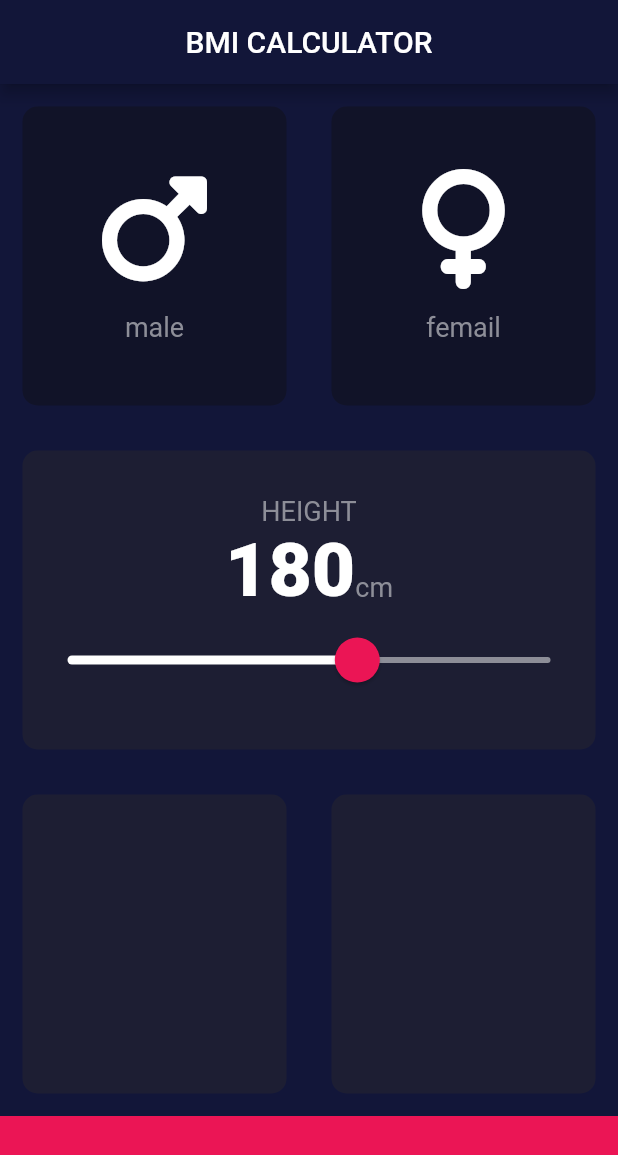
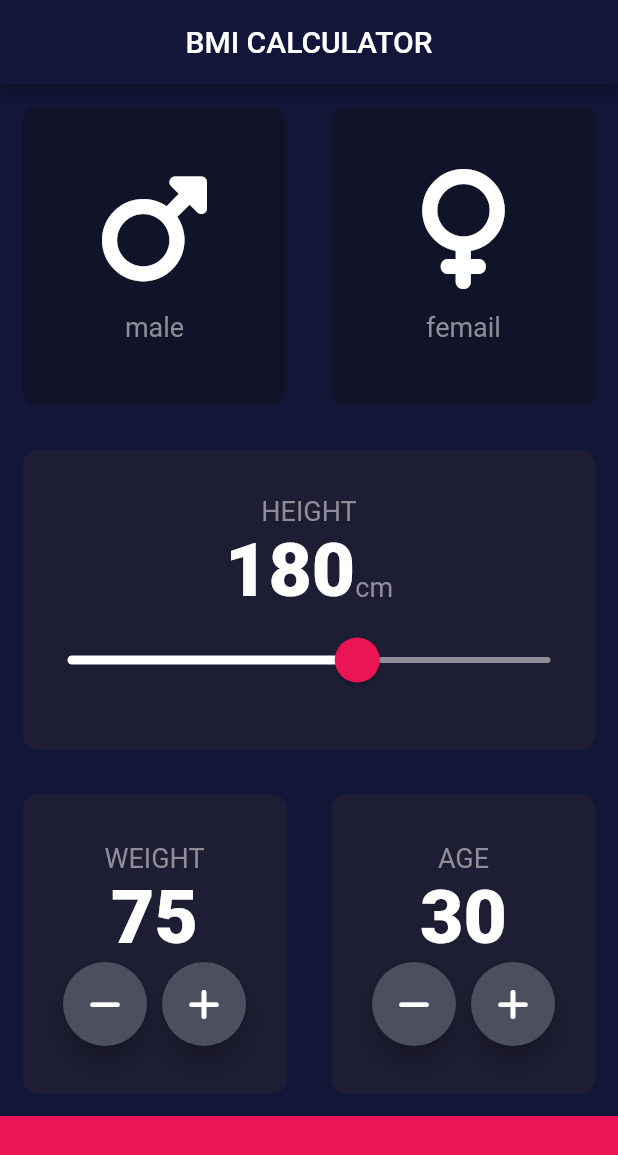
Before and after one commit to haruspic/bmi, a Flutter app: the screen it shows after launch, on a phone screen of 412 x 824 dp. Shown: the top 1155 px of the screen. Run offline on Flutter 3.47's test engine with Material 2 defaults, Android fonts, the phone set to English and light mode, and no system bars; our stand-ins replace font_awesome_flutter.

Commit message:
added bottom cards

```diff
--- a/lib/constants.dart
+++ b/lib/constants.dart
@@ -4,10 +4,13 @@ const double kBottomContainerHeight = 80;
 const kActiveCardColor = Color(0xFF1D1E33);
 const kInactiveCardColor = Color(0xff111328);
 const kBottomContainerColor = Color(0xffeb1555);
+const kTextColor = Color(0xff8d8e98);
+const kSliderOverlayColor = Color(0x29eb1555);
+const kBottomCardButtonColor = Color(0xff4c4f5e);
 
 const kLableTextStyle = TextStyle(
   fontSize: 18,
-  color: Color(0xff8d8e98),
+  color: kTextColor,
 );
 
 const kNumberTextStyle = TextStyle(
--- a/lib/imput_page.dart
+++ b/lib/imput_page.dart
@@ -4,10 +4,7 @@ import 'package:font_awesome_flutter/font_awesome_flutter.dart';
 import 'icon_content.dart';
 import 'reusable_card.dart';
 
-enum Gender {
-  male,
-  female,
-}
+enum Gender { male, female }
 
 class InputPage extends StatefulWidget {
   const InputPage({super.key});
@@ -19,6 +16,8 @@ class InputPage extends StatefulWidget {
 class InputPageState extends State<InputPage> {
   Gender? selectedGender;
   int height = 180;
+  int weight = 75;
+  int age = 30;
 
   @override
   Widget build(BuildContext context) {
@@ -82,9 +81,9 @@ class InputPageState extends State<InputPage> {
                 SliderTheme(
                   data: SliderTheme.of(context).copyWith(
                     activeTrackColor: Colors.white,
-                    inactiveTrackColor: const Color(0xff8d8e98),
+                    inactiveTrackColor: kTextColor,
                     thumbColor: kBottomContainerColor,
-                    overlayColor: const Color(0x29eb1555),
+                    overlayColor: kSliderOverlayColor,
                     thumbShape:
                         const RoundSliderThumbShape(enabledThumbRadius: 15),
                     overlayShape:
@@ -105,9 +104,71 @@ class InputPageState extends State<InputPage> {
           ),
           Expanded(
             child: Row(
-              children: const [
-                ReusableCard(cardColor: kActiveCardColor),
-                ReusableCard(cardColor: kActiveCardColor),
+              children: [
+                ReusableCard(
+                  cardColor: kActiveCardColor,
+                  cardChild: Column(
+                    mainAxisAlignment: MainAxisAlignment.center,
+                    children: [
+                      const Text('WEIGHT', style: kLableTextStyle),
+                      Text(weight.toString(), style: kNumberTextStyle),
+                      Row(
+                        mainAxisAlignment: MainAxisAlignment.center,
+                        children: [
+                          RoundIconButton(
+                            icon: FontAwesomeIcons.minus,
+                            onPressed: () {
+                              setState(() {
+                                weight--;
+                              });
+                            },
+                          ),
+                          const SizedBox(width: 10),
+                          RoundIconButton(
+                            icon: FontAwesomeIcons.plus,
+                            onPressed: () {
+                              setState(() {
+                                weight++;
+                              });
+                            },
+                          )
+                        ],
+                      ),
+                    ],
+                  ),
+                ),
+                ReusableCard(
+                  cardColor: kActiveCardColor,
+                  cardChild: Column(
+                    mainAxisAlignment: MainAxisAlignment.center,
+                    children: [
+                      const Text('AGE', style: kLableTextStyle),
+                      Text(age.toString(), style: kNumberTextStyle),
+                      Row(
+                        mainAxisAlignment: MainAxisAlignment.center,
+                        children: [
+                          RoundIconButton(
+                            icon: FontAwesomeIcons.minus,
+                            onPressed: () {
+                              setState(() {
+                                age--;
+                              });
+                            },
+                          ),
+                          const SizedBox(width: 10),
+                          RoundIconButton(
+                            icon: FontAwesomeIcons.plus,
+                            onPressed: () {
+                              setState(() {
+                                age++;
+                              });
+                            },
+                          )
+                        ],
+                      ),
+                    ],
+                  ),
+                ),
               ],
             ),
           ),
@@ -121,3 +182,25 @@ class InputPageState extends State<InputPage> {
     );
   }
 }
+
+class RoundIconButton extends StatelessWidget {
+  const RoundIconButton({
+    super.key,
+    required this.icon,
+    required this.onPressed,
+  });
+  final IconData? icon;
+  final Function() onPressed;
+
+  @override
+  Widget build(BuildContext context) {
+    return RawMaterialButton(
+      elevation: 6,
+      constraints: const BoxConstraints.tightFor(width: 56, height: 56),
+      shape: const CircleBorder(),
+      fillColor: kBottomCardButtonColor,
+      onPressed: onPressed,
+      child: Icon(icon),
+    );
+  }
+}
```
